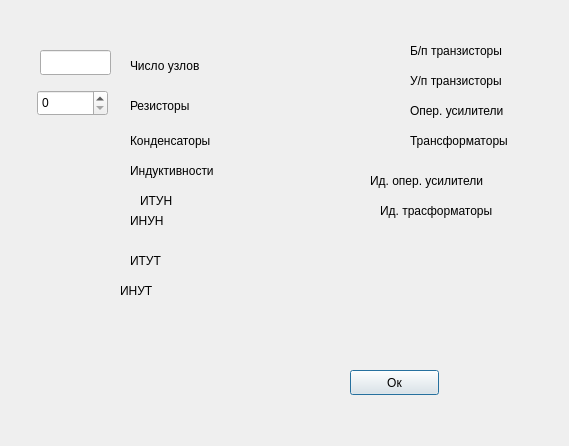
The window that schemedialog.ui (Ekop007/CSM) describes before a commit, drawn with Qt 5.
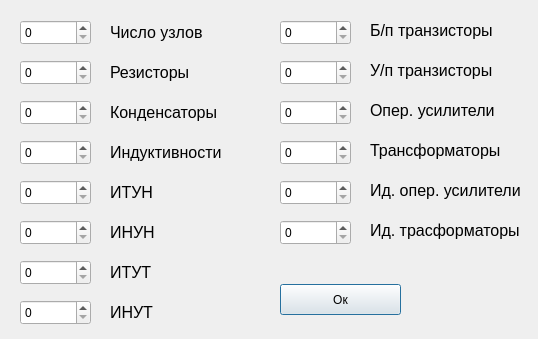
The same window after the commit.

Patch:
```diff
--- a/schemedialog.ui
+++ b/schemedialog.ui
@@ -6,8 +6,8 @@
    <rect>
     <x>0</x>
     <y>0</y>
-    <width>569</width>
-    <height>446</height>
+    <width>538</width>
+    <height>339</height>
    </rect>
   </property>
   <property name="windowTitle">
@@ -16,35 +16,30 @@
   <widget class="QPushButton" name="OK">
    <property name="geometry">
     <rect>
-     <x>350</x>
-     <y>370</y>
-     <width>89</width>
-     <height>25</height>
+     <x>280</x>
+     <y>284</y>
+     <width>121</width>
+     <height>31</height>
     </rect>
    </property>
    <property name="text">
     <string>Ок</string>
    </property>
   </widget>
-  <widget class="QLineEdit" name="nodeCount">
-   <property name="geometry">
-    <rect>
-     <x>40</x>
-     <y>50</y>
-     <width>71</width>
-     <height>25</height>
-    </rect>
-   </property>
-  </widget>
   <widget class="QLabel" name="label">
    <property name="geometry">
     <rect>
-     <x>130</x>
-     <y>50</y>
+     <x>110</x>
+     <y>20</y>
      <width>121</width>
-     <height>31</height>
+     <height>25</height>
     </rect>
    </property>
+   <property name="font">
+    <font>
+     <pointsize>12</pointsize>
+    </font>
+   </property>
    <property name="text">
     <string>Число узлов</string>
    </property>
@@ -52,12 +47,17 @@
   <widget class="QLabel" name="label_2">
    <property name="geometry">
     <rect>
-     <x>130</x>
-     <y>90</y>
+     <x>110</x>
+     <y>60</y>
      <width>121</width>
-     <height>31</height>
+     <height>25</height>
     </rect>
    </property>
+   <property name="font">
+    <font>
+     <pointsize>12</pointsize>
+    </font>
+   </property>
    <property name="text">
     <string>Резисторы</string>
    </property>
@@ -65,12 +65,17 @@
   <widget class="QLabel" name="label_3">
    <property name="geometry">
     <rect>
-     <x>130</x>
-     <y>130</y>
+     <x>110</x>
+     <y>100</y>
      <width>121</width>
-     <height>21</height>
+     <height>25</height>
     </rect>
    </property>
+   <property name="font">
+    <font>
+     <pointsize>12</pointsize>
+    </font>
+   </property>
    <property name="text">
     <string>Конденсаторы</string>
    </property>
@@ -78,12 +83,17 @@
   <widget class="QLabel" name="label_4">
    <property name="geometry">
     <rect>
-     <x>130</x>
-     <y>160</y>
+     <x>110</x>
+     <y>140</y>
      <width>121</width>
-     <height>21</height>
+     <height>25</height>
     </rect>
    </property>
+   <property name="font">
+    <font>
+     <pointsize>12</pointsize>
+    </font>
+   </property>
    <property name="text">
     <string>Индуктивности</string>
    </property>
@@ -91,12 +101,17 @@
   <widget class="QLabel" name="label_5">
    <property name="geometry">
     <rect>
-     <x>140</x>
-     <y>190</y>
+     <x>110</x>
+     <y>180</y>
      <width>121</width>
-     <height>21</height>
+     <height>25</height>
     </rect>
    </property>
+   <property name="font">
+    <font>
+     <pointsize>12</pointsize>
+    </font>
+   </property>
    <property name="text">
     <string>ИТУН</string>
    </property>
@@ -104,12 +119,17 @@
   <widget class="QLabel" name="label_6">
    <property name="geometry">
     <rect>
-     <x>130</x>
-     <y>210</y>
+     <x>110</x>
+     <y>220</y>
      <width>121</width>
-     <height>21</height>
+     <height>25</height>
     </rect>
    </property>
+   <property name="font">
+    <font>
+     <pointsize>12</pointsize>
+    </font>
+   </property>
    <property name="text">
     <string>ИНУН</string>
    </property>
@@ -117,12 +137,17 @@
   <widget class="QLabel" name="label_7">
    <property name="geometry">
     <rect>
-     <x>130</x>
-     <y>250</y>
+     <x>110</x>
+     <y>260</y>
      <width>121</width>
-     <height>21</height>
+     <height>25</height>
     </rect>
    </property>
+   <property name="font">
+    <font>
+     <pointsize>12</pointsize>
+    </font>
+   </property>
    <property name="text">
     <string>ИТУТ</string>
    </property>
@@ -130,12 +155,17 @@
   <widget class="QLabel" name="label_8">
    <property name="geometry">
     <rect>
-     <x>120</x>
-     <y>280</y>
+     <x>110</x>
+     <y>300</y>
      <width>121</width>
-     <height>21</height>
+     <height>25</height>
     </rect>
    </property>
+   <property name="font">
+    <font>
+     <pointsize>12</pointsize>
+    </font>
+   </property>
    <property name="text">
     <string>ИНУТ</string>
    </property>
@@ -143,12 +173,17 @@
   <widget class="QLabel" name="label_9">
    <property name="geometry">
     <rect>
-     <x>410</x>
-     <y>40</y>
-     <width>121</width>
+     <x>370</x>
+     <y>20</y>
+     <width>160</width>
      <height>21</height>
     </rect>
    </property>
+   <property name="font">
+    <font>
+     <pointsize>12</pointsize>
+    </font>
+   </property>
    <property name="text">
     <string>Б/п транзисторы</string>
    </property>
@@ -156,12 +191,17 @@
   <widget class="QLabel" name="label_10">
    <property name="geometry">
     <rect>
-     <x>410</x>
-     <y>70</y>
-     <width>121</width>
+     <x>370</x>
+     <y>60</y>
+     <width>160</width>
      <height>21</height>
     </rect>
    </property>
+   <property name="font">
+    <font>
+     <pointsize>12</pointsize>
+    </font>
+   </property>
    <property name="text">
     <string>У/п транзисторы</string>
    </property>
@@ -169,12 +209,17 @@
   <widget class="QLabel" name="label_11">
    <property name="geometry">
     <rect>
-     <x>410</x>
+     <x>370</x>
      <y>100</y>
-     <width>121</width>
+     <width>160</width>
      <height>21</height>
     </rect>
    </property>
+   <property name="font">
+    <font>
+     <pointsize>12</pointsize>
+    </font>
+   </property>
    <property name="text">
     <string>Опер. усилители</string>
    </property>
@@ -182,12 +227,17 @@
   <widget class="QLabel" name="label_12">
    <property name="geometry">
     <rect>
-     <x>410</x>
-     <y>130</y>
-     <width>141</width>
+     <x>370</x>
+     <y>140</y>
+     <width>160</width>
      <height>21</height>
     </rect>
    </property>
+   <property name="font">
+    <font>
+     <pointsize>12</pointsize>
+    </font>
+   </property>
    <property name="text">
     <string>Трансформаторы</string>
    </property>
@@ -196,11 +246,16 @@
    <property name="geometry">
     <rect>
      <x>370</x>
-     <y>170</y>
-     <width>151</width>
+     <y>180</y>
+     <width>160</width>
      <height>21</height>
     </rect>
    </property>
+   <property name="font">
+    <font>
+     <pointsize>12</pointsize>
+    </font>
+   </property>
    <property name="text">
     <string>Ид. опер. усилители</string>
    </property>
@@ -208,12 +263,17 @@
   <widget class="QLabel" name="label_14">
    <property name="geometry">
     <rect>
-     <x>380</x>
-     <y>200</y>
-     <width>161</width>
+     <x>370</x>
+     <y>220</y>
+     <width>160</width>
      <height>21</height>
     </rect>
    </property>
+   <property name="font">
+    <font>
+     <pointsize>12</pointsize>
+    </font>
+   </property>
    <property name="text">
     <string>Ид. трасформаторы</string>
    </property>
@@ -221,10 +281,140 @@
   <widget class="QSpinBox" name="spinBox">
    <property name="geometry">
     <rect>
-     <x>37</x>
-     <y>90</y>
+     <x>20</x>
+     <y>60</y>
      <width>71</width>
-     <height>26</height>
+     <height>25</height>
+    </rect>
+   </property>
+  </widget>
+  <widget class="QSpinBox" name="capacitors">
+   <property name="geometry">
+    <rect>
+     <x>20</x>
+     <y>100</y>
+     <width>71</width>
+     <height>25</height>
+    </rect>
+   </property>
+  </widget>
+  <widget class="QSpinBox" name="inductances">
+   <property name="geometry">
+    <rect>
+     <x>20</x>
+     <y>140</y>
+     <width>71</width>
+     <height>25</height>
+    </rect>
+   </property>
+  </widget>
+  <widget class="QSpinBox" name="itun">
+   <property name="geometry">
+    <rect>
+     <x>20</x>
+     <y>180</y>
+     <width>71</width>
+     <height>25</height>
+    </rect>
+   </property>
+  </widget>
+  <widget class="QSpinBox" name="inun">
+   <property name="geometry">
+    <rect>
+     <x>20</x>
+     <y>220</y>
+     <width>71</width>
+     <height>25</height>
+    </rect>
+   </property>
+  </widget>
+  <widget class="QSpinBox" name="itut">
+   <property name="geometry">
+    <rect>
+     <x>20</x>
+     <y>260</y>
+     <width>71</width>
+     <height>25</height>
+    </rect>
+   </property>
+  </widget>
+  <widget class="QSpinBox" name="inut">
+   <property name="geometry">
+    <rect>
+     <x>20</x>
+     <y>300</y>
+     <width>71</width>
+     <height>25</height>
+    </rect>
+   </property>
+  </widget>
+  <widget class="QSpinBox" name="perf_tranformers">
+   <property name="geometry">
+    <rect>
+     <x>280</x>
+     <y>220</y>
+     <width>71</width>
+     <height>25</height>
+    </rect>
+   </property>
+  </widget>
+  <widget class="QSpinBox" name="transformers">
+   <property name="geometry">
+    <rect>
+     <x>280</x>
+     <y>140</y>
+     <width>71</width>
+     <height>25</height>
+    </rect>
+   </property>
+  </widget>
+  <widget class="QSpinBox" name="amplifiers">
+   <property name="geometry">
+    <rect>
+     <x>280</x>
+     <y>100</y>
+     <width>71</width>
+     <height>25</height>
+    </rect>
+   </property>
+  </widget>
+  <widget class="QSpinBox" name="up_transistors">
+   <property name="geometry">
+    <rect>
+     <x>280</x>
+     <y>60</y>
+     <width>71</width>
+     <height>25</height>
+    </rect>
+   </property>
+  </widget>
+  <widget class="QSpinBox" name="p_o_alplifiers">
+   <property name="geometry">
+    <rect>
+     <x>280</x>
+     <y>180</y>
+     <width>71</width>
+     <height>25</height>
+    </rect>
+   </property>
+  </widget>
+  <widget class="QSpinBox" name="bp_transistors">
+   <property name="geometry">
+    <rect>
+     <x>280</x>
+     <y>20</y>
+     <width>71</width>
+     <height>25</height>
+    </rect>
+   </property>
+  </widget>
+  <widget class="QSpinBox" name="node_count">
+   <property name="geometry">
+    <rect>
+     <x>20</x>
+     <y>20</y>
+     <width>71</width>
+     <height>25</height>
     </rect>
    </property>
   </widget>
```
Left out of the diff: 4 changed lines with no effect on the pictures.
